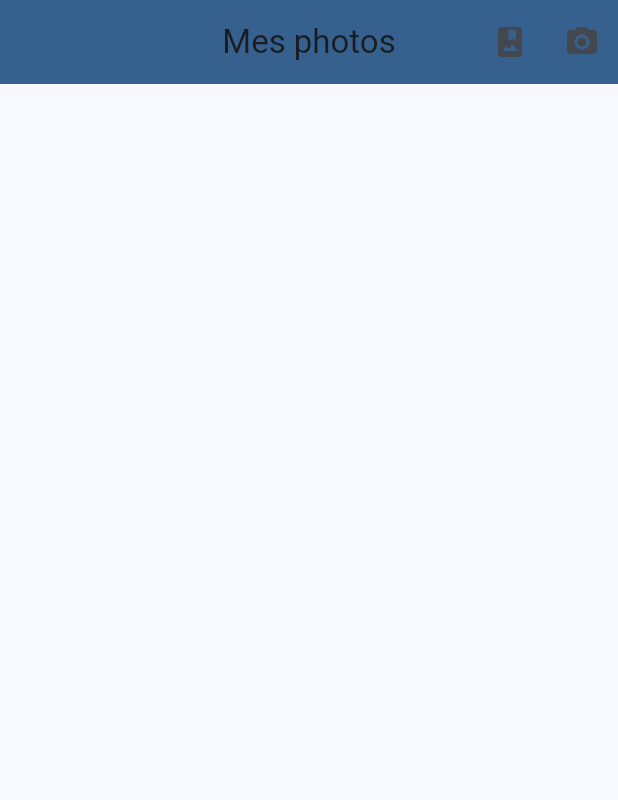
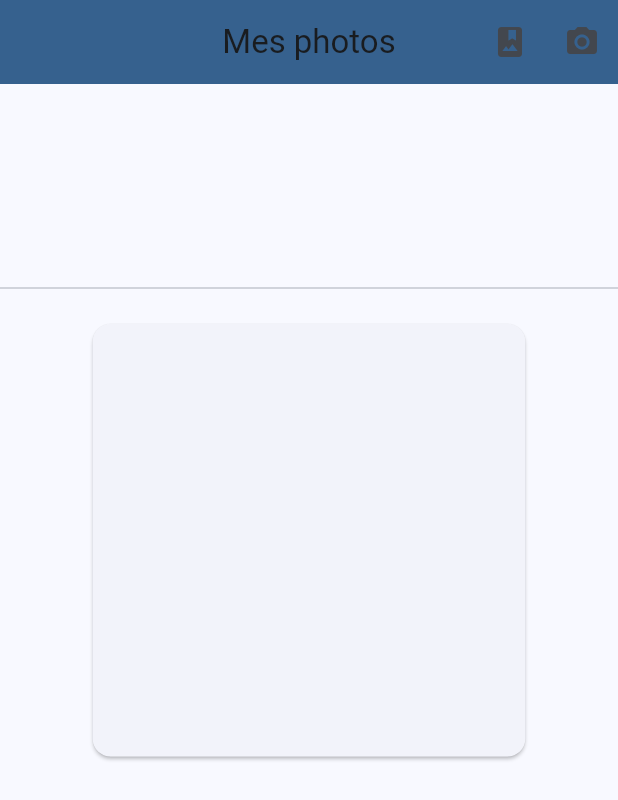
Before and after one commit to KaserekaKighunda/My_photos, a Flutter app: the screen it shows after launch, on a phone screen of 412 x 824 dp. Shown: the top 800 px of the screen. Run offline on Flutter 3.47's test engine with Material 3 defaults, Android fonts, the phone set to English and light mode, and no system bars; our stand-ins replace image_picker.

Commit message:
creating the Card and the _updateIndx function

```diff
--- a/lib/main.dart
+++ b/lib/main.dart
@@ -36,6 +36,7 @@
 
 class _MyHomePageState extends State<MyHomePage> {
   List<File> _images = [];
+  int _index = 0;
   Future<void> _pickImage({required ImageSource source}) async {
     ImagePicker picker = ImagePicker();
     XFile? xFile = await picker.pickImage(source: source);
@@ -56,8 +57,15 @@
     });
   }
 
+  void _updateIndex(File file) {
+    setState(() {
+      _index = _images.indexOf(file);
+    });
+  }
+
   @override
   Widget build(BuildContext context) {
+    final Size size = MediaQuery.of(context).size;
     return Scaffold(
       appBar: AppBar(
         backgroundColor: Theme.of(context).colorScheme.primary,
@@ -74,7 +82,7 @@
           ),
         ],
       ),
-      body: Center(
+      body: SingleChildScrollView(
         child: Column(
           mainAxisAlignment: MainAxisAlignment.center,
           children: <Widget>[
@@ -85,6 +93,7 @@
                 child: Row(
                   children: _images.map((img) {
                     return InkWell(
+                      onTap: (() => _updateIndex(img)),
                       onLongPress: (() => _removePicture(img)),
                       child: Padding(
                         padding: EdgeInsets.symmetric(horizontal: 8),
@@ -97,6 +106,20 @@
                   }).toList(),
                 ),
               ),
+            ),
+            Divider(),
+            Card(
+              clipBehavior: Clip.antiAlias,
+              //color: Theme.of(context).colorScheme.onPrimary,
+              margin: EdgeInsets.all(16),
+              child: Container(
+                  height: size.width * 0.7,
+                  width: size.width * 0.7,
+                  child: (_images.isNotEmpty && _images.length > _index)
+                      ? Image.file(_images[_index], fit: BoxFit.cover)
+                      : SizedBox(
+                          height: size.width * 0.7,
+                        )),
             )
           ],
         ),
```
